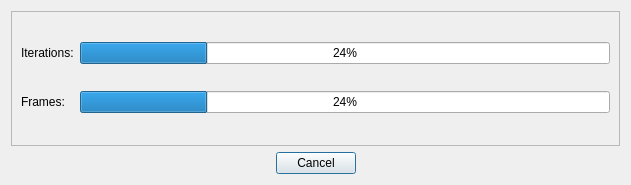
The window that gui/progressbar.ui (Ernyoke/Artistic_video_GUI) describes before a commit, drawn with Qt 5.
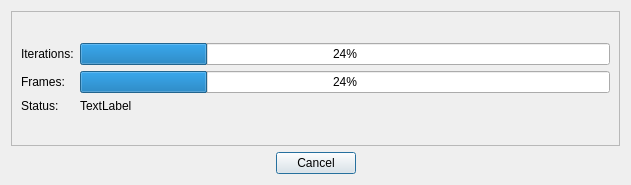
The same window after the commit.

```diff
--- a/gui/progressbar.ui
+++ b/gui/progressbar.ui
@@ -43,34 +43,74 @@
       <enum>QFrame::Raised</enum>
      </property>
      <layout class="QGridLayout" name="gridLayout_2">
-      <item row="0" column="0">
+      <item row="1" column="0">
        <widget class="QLabel" name="label">
         <property name="text">
          <string>Iterations:</string>
         </property>
        </widget>
       </item>
-      <item row="0" column="1">
-       <widget class="QProgressBar" name="iterationsBar">
-        <property name="value">
-         <number>24</number>
-        </property>
-       </widget>
-      </item>
-      <item row="1" column="0">
+      <item row="2" column="0">
        <widget class="QLabel" name="label_2">
         <property name="text">
          <string>Frames:</string>
         </property>
        </widget>
       </item>
+      <item row="3" column="0">
+       <widget class="QLabel" name="label_3">
+        <property name="text">
+         <string>Status:</string>
+        </property>
+       </widget>
+      </item>
       <item row="1" column="1">
+       <widget class="QProgressBar" name="iterationsBar">
+        <property name="value">
+         <number>24</number>
+        </property>
+       </widget>
+      </item>
+      <item row="3" column="1">
+       <widget class="QLabel" name="statusLabel">
+        <property name="text">
+         <string>TextLabel</string>
+        </property>
+       </widget>
+      </item>
+      <item row="2" column="1">
        <widget class="QProgressBar" name="framesBar">
         <property name="value">
          <number>24</number>
         </property>
        </widget>
       </item>
+      <item row="4" column="0" colspan="2">
+       <spacer name="verticalSpacer_2">
+        <property name="orientation">
+         <enum>Qt::Vertical</enum>
+        </property>
+        <property name="sizeHint" stdset="0">
+         <size>
+          <width>20</width>
+          <height>40</height>
+         </size>
+        </property>
+       </spacer>
+      </item>
+      <item row="0" column="0" colspan="2">
+       <spacer name="verticalSpacer">
+        <property name="orientation">
+         <enum>Qt::Vertical</enum>
+        </property>
+        <property name="sizeHint" stdset="0">
+         <size>
+          <width>20</width>
+          <height>40</height>
+         </size>
+        </property>
+       </spacer>
+      </item>
      </layout>
     </widget>
    </item>
```
